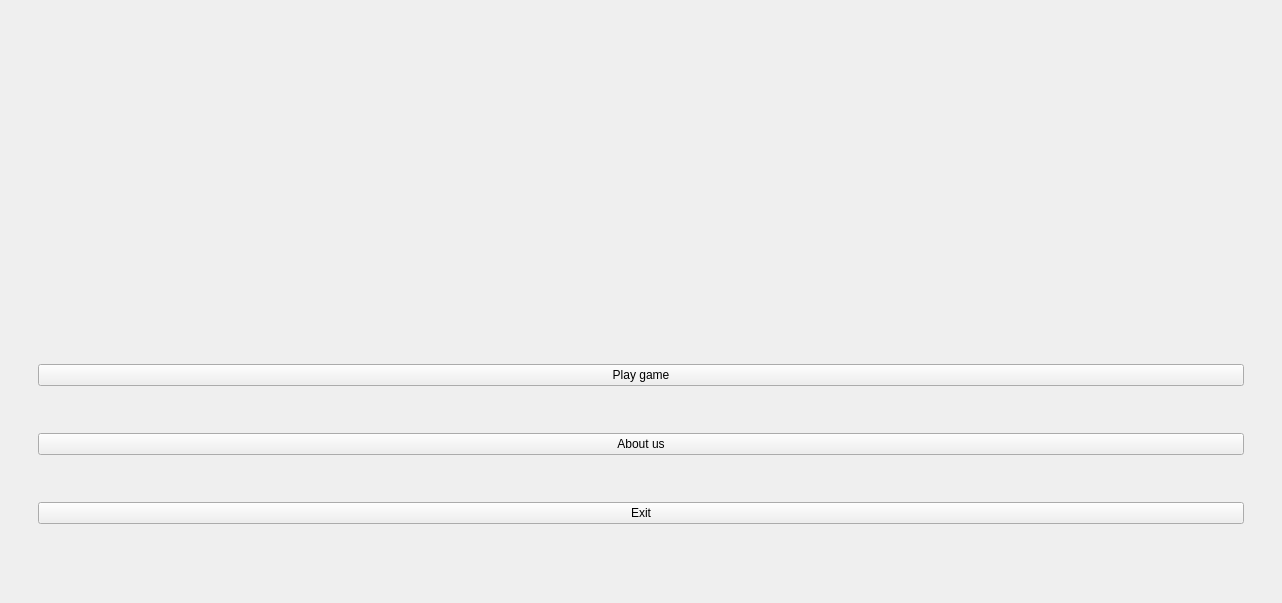
This is src/mainmenu.ui in kokhnovich/PaperTown as Qt 5 draws it before an edit. The edited form follows.
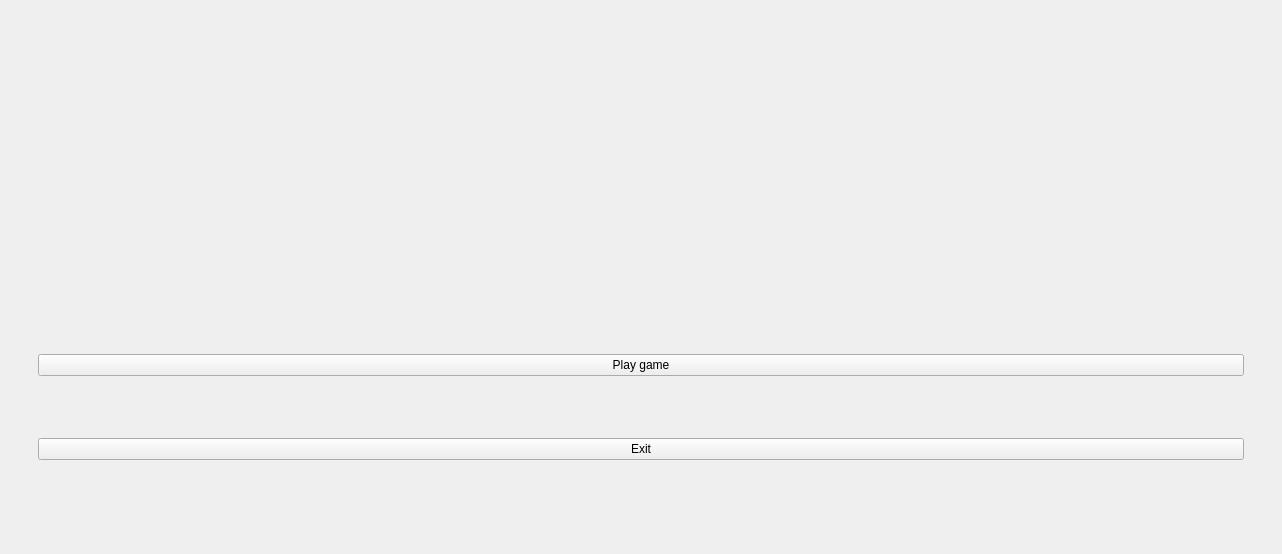
This is the edited form. Icons and pictures are not drawn.

Commit message: Remove unused About us button

```diff
--- a/src/mainmenu.ui
+++ b/src/mainmenu.ui
@@ -7,7 +7,7 @@
     <x>0</x>
     <y>0</y>
     <width>1282</width>
-    <height>603</height>
+    <height>554</height>
    </rect>
   </property>
   <property name="windowTitle">
@@ -46,13 +46,6 @@
               </property>
              </widget>
             </item>
-            <item>
-             <widget class="QPushButton" name="AboutBtn">
-              <property name="text">
-               <string>About us</string>
-              </property>
-             </widget>
-            </item>
             <item>
              <widget class="QPushButton" name="ExitBtn">
               <property name="text">
```
